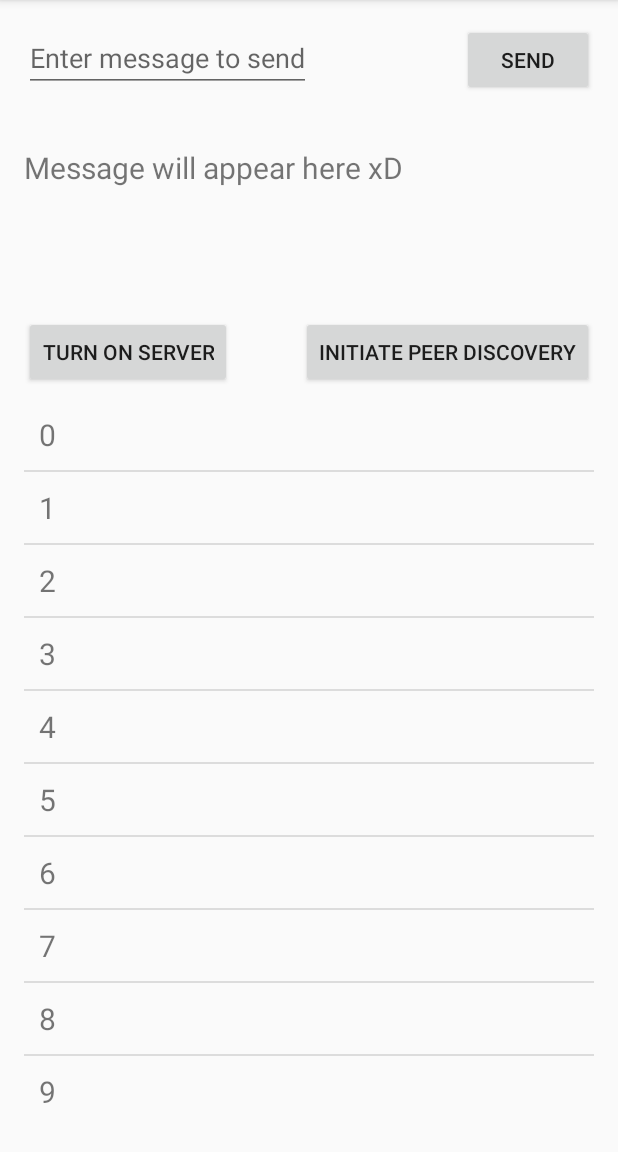
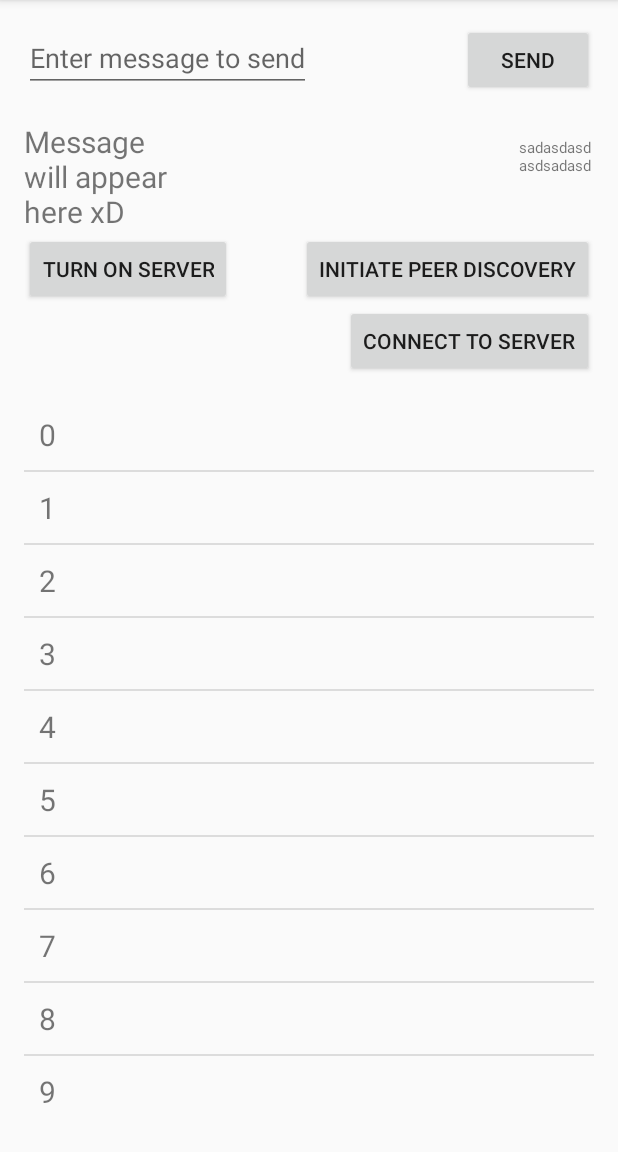
Before and after one commit to Carried-by-Compiler/Battleships, an Android app: the screen it shows after launch (MainActivity), after a tap on "SEND", on a phone screen of 412 x 824 dp, the part 84-1236 px from its top. Run offline under Robolectric (Android 15) with nearby library versions, the light colour scheme and no system bars; 1 statement that could not run was skipped.

Commit message:
Message sending implemented. - Very buggy - Unorganized - Not automatic

```diff
--- a/Battleships/app/build.gradle
+++ b/Battleships/app/build.gradle
@@ -5,7 +5,7 @@ android {
     buildToolsVersion "25.0.2"
     defaultConfig {
         applicationId "com.example.battleships"
-        minSdkVersion 21
+        minSdkVersion 19
         targetSdkVersion 25
         versionCode 1
         versionName "1.0"
--- a/Battleships/app/src/main/java/com/example/battleships/Client.java
+++ b/Battleships/app/src/main/java/com/example/battleships/Client.java
@@ -6,9 +6,11 @@ import android.net.wifi.p2p.WifiP2pInfo;
 import android.os.AsyncTask;
 import android.util.Log;
 
+import java.io.BufferedReader;
 import java.io.BufferedWriter;
 import java.io.IOException;
 import java.io.InputStream;
+import java.io.InputStreamReader;
 import java.io.OutputStream;
 import java.io.OutputStreamWriter;
 import java.io.PrintWriter;
@@ -20,20 +22,24 @@ import java.net.Socket;
  * Created by johnr on 24/02/2017.
  */
 
-public class Client extends AsyncTask{
+public class Client extends AsyncTask<Object, Object, String>{
 
     private String messageToSend;
-    private Context context;
+    private MainActivity activity;
     private WifiP2pInfo ownerInfo;
 
-    public Client(Context context, String message, WifiP2pInfo info) {
-        messageToSend = message;
-        this.context = context;
+    public Client(MainActivity context, WifiP2pInfo info) {
+        this.activity = context;
         ownerInfo = info;
     }
 
     @Override
-    protected Object doInBackground(Object[] params) {
+    protected String doInBackground(Object[] params) {
+        String messageToSend = "";
+        String messageReceived = "";
+        boolean send = (boolean)params[0];
+        if (params[1] != null)
+            messageToSend = (String)params[1];
         Socket socket = new Socket();
 
         try {
@@ -43,18 +49,41 @@ public class Client extends AsyncTask{
             socket.connect(new InetSocketAddress(ownerInfo.groupOwnerAddress.getHostAddress(), 8600), 10000);
             Log.d("NETWORK", "Connected with server");
 
-            PrintWriter pw = new PrintWriter(socket.getOutputStream(), true);
-            Log.d("NETWORK", "Message sent");
+            if (send == true) {
+                PrintWriter pw = new PrintWriter(socket.getOutputStream(), true);
 
-            pw.write(messageToSend);
-            pw.flush();
 
-            pw.close();
+                pw.write(messageToSend);
+                pw.flush();
+                Log.d("NETWORK", "Message sent");
+                pw.close();
+            } else {
+                Log.d("NETWORK", "Take in message");
+                BufferedReader in = new BufferedReader(new InputStreamReader(socket.getInputStream()));
+                messageReceived = in.readLine();
+                Log.d("NETWORK", "Message: " + messageReceived);
+                Log.d("NETWORK", "Message received");
+                in.close();
+            }
+
+
             socket.close();
 
         } catch (IOException exception) {
             Log.d("EXCEPTION", exception.toString());
         }
-        return null;
+        return messageReceived;
+    }
+
+    @Override
+    protected void onProgressUpdate(Object... values) {
+        super.onProgressUpdate(values);
+    }
+
+    @Override
+    protected void onPostExecute(String s) {
+        if (!s.isEmpty()) {
+            activity.setText(s);
+        }
     }
 }
--- a/Battleships/app/src/main/res/layout/activity_main.xml
+++ b/Battleships/app/src/main/res/layout/activity_main.xml
@@ -34,23 +34,33 @@
         android:layout_alignParentEnd="true" />
 
     <TextView
-        android:layout_width="match_parent"
+        android:layout_width="50dp"
         android:layout_height="wrap_content"
-        android:id="@+id/message_display"
-        android:text="Message will appear here xD"
-        android:textSize="20dp"
+        android:id="@+id/go_indicator"
+        android:text="sadasdasdasdsadasd"
+        android:textSize="10sp"
+        android:layout_marginTop="27dp"
         android:layout_below="@+id/send_message"
-        android:layout_alignParentStart="true"
-        android:layout_marginTop="34dp" />
+        android:layout_alignParentEnd="true" />
 
     <Button
         android:text="@string/button"
         android:layout_width="wrap_content"
         android:layout_height="wrap_content"
-        android:layout_marginTop="85dp"
         android:id="@+id/button"
-        android:layout_below="@+id/message_display"
+        android:layout_marginTop="38dp"
+        android:layout_below="@+id/go_indicator"
         android:layout_alignParentEnd="true" />
+
+    <TextView
+        android:layout_width="100dp"
+        android:layout_height="100dp"
+        android:id="@+id/message_display"
+        android:text="Message will appear here xD"
+        android:textSize="20dp"
+        android:layout_alignBaseline="@+id/go_indicator"
+        android:layout_alignBottom="@+id/go_indicator"
+        android:layout_alignParentStart="true" />
 
     <Button
         android:layout_width="wrap_content"
@@ -60,4 +70,12 @@
         android:layout_alignBaseline="@+id/button"
         android:layout_alignBottom="@+id/button"
         android:layout_alignParentStart="true" />
+
+    <Button
+        android:layout_width="wrap_content"
+        android:layout_height="wrap_content"
+        android:id="@+id/connect_to_server"
+        android:text="Connect To Server"
+        android:layout_below="@+id/button"
+        android:layout_alignParentEnd="true" />
 </RelativeLayout>
```
Also changed, not shown: Battleships/app/src/main/java/com/example/battleships/MainActivity.java (+42 -13 lines), Battleships/app/src/main/java/com/example/battleships/Server.java (+38 -11 lines), Battleships/app/src/main/java/com/example/battleships/WiFiDirectBroadcastReceiver.java (+12 -1 lines).
